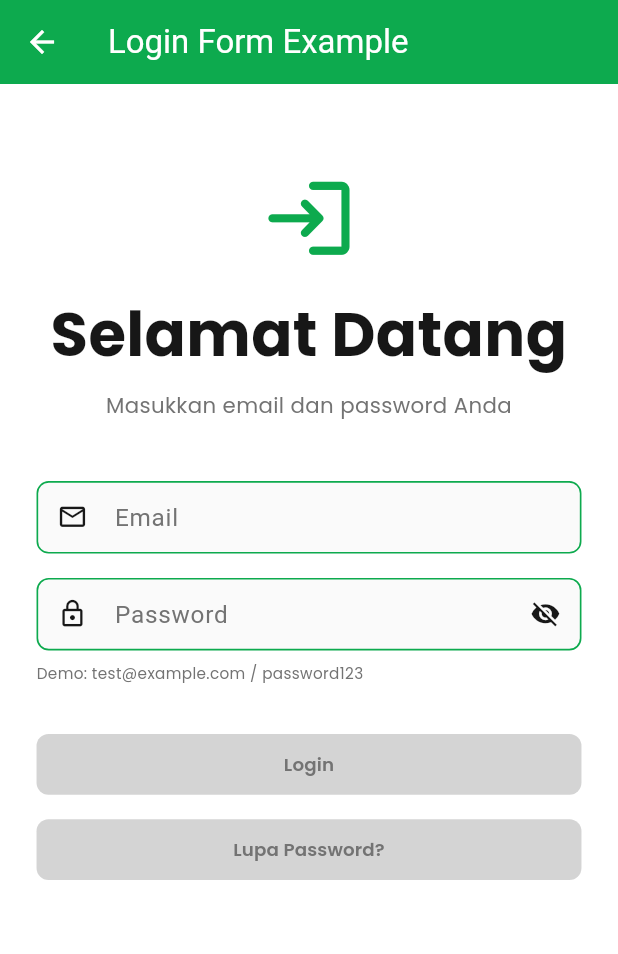
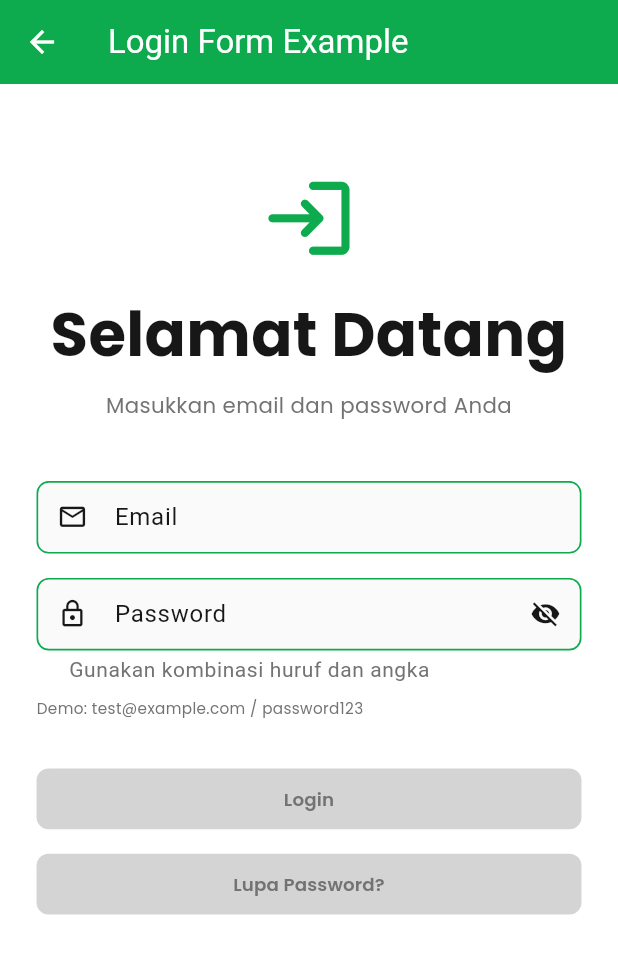
Before and after one commit to FhikarZul/flutter_ewa_kit, a Flutter app: the LoginExampleScreen screen opened directly, on a phone screen of 412 x 824 dp. Shown: the top 954 px of the screen. Run offline on Flutter 3.47's test engine with Material 3 defaults, Android fonts, the phone set to English and light mode, and no system bars; our stand-ins replace cached_network_image, connectivity_plus, dio, flutter_screenutil, flutter_spinkit, gap and 4 more; missing offline and left inert: dio_cache_interceptor, tap_debouncer.

Commit message:
feat(textfield): enhance EwaTextField with label, helper, and counter text options
- Added optional properties `labelText`, `helperText`, and `counterText` to `EwaTextField` for improved user guidance.
- Updated README examples to demonstrate new text field features.
- Enhanced the login example screen to utilize the new label and helper text functionalities.
- Improved `EwaToast` with a smoother hide animation using fade and slide effects.

```diff
--- a/example/lib/demo/login_example.dart
+++ b/example/lib/demo/login_example.dart
@@ -96,7 +96,8 @@ class _LoginExampleScreenState extends State<LoginExampleScreen> {
                 SizedBox(height: 40.h),
                 EwaTextField.primary(
                   controller: _emailController,
-                  hintText: 'Email',
+                  labelText: 'Email',
+                  hintText: 'contoh@email.com',
                   keyboardType: TextInputType.emailAddress,
                   textInputAction: TextInputAction.next,
                   prefixIcon: Icon(Icons.email_outlined, size: 20.sp),
@@ -113,7 +114,9 @@ class _LoginExampleScreenState extends State<LoginExampleScreen> {
                 EwaTextField.primary(
                   controller: _passwordController,
                   focusNode: _passwordFocusNode,
-                  hintText: 'Password',
+                  labelText: 'Password',
+                  hintText: 'Minimal 6 karakter',
+                  helperText: 'Gunakan kombinasi huruf dan angka',
                   obscureText: _obscurePassword,
                   keyboardType: TextInputType.visiblePassword,
                   textInputAction: TextInputAction.done,
--- a/lib/ui/textfield/ewa_textfield.dart
+++ b/lib/ui/textfield/ewa_textfield.dart
@@ -38,7 +38,10 @@ class EwaTextField extends StatefulWidget {
   const EwaTextField({
     this.controller,
     this.focusNode,
+    this.labelText,
     this.hintText,
+    this.helperText,
+    this.counterText,
     this.variant = EwaTextFieldVariant.primary,
     this.borderRadius = EwaTextFieldConstants.defaultBorderRadius,
     this.fillColor,
@@ -68,7 +71,10 @@ class EwaTextField extends StatefulWidget {
   factory EwaTextField.primary({
     TextEditingController? controller,
     FocusNode? focusNode,
+    String? labelText,
     String? hintText,
+    String? helperText,
+    String? counterText,
     double borderRadius = EwaTextFieldConstants.defaultBorderRadius,
     Color? fillColor,
     Color? enabledBorderColor,
@@ -93,7 +99,10 @@ class EwaTextField extends StatefulWidget {
   }) => EwaTextField(
     controller: controller,
     focusNode: focusNode,
+    labelText: labelText,
     hintText: hintText,
+    helperText: helperText,
+    counterText: counterText,
     variant: EwaTextFieldVariant.primary,
     borderRadius: borderRadius,
     fillColor: fillColor,
@@ -122,7 +131,10 @@ class EwaTextField extends StatefulWidget {
   factory EwaTextField.secondary({
     TextEditingController? controller,
     FocusNode? focusNode,
+    String? labelText,
     String? hintText,
+    String? helperText,
+    String? counterText,
     double borderRadius = EwaTextFieldConstants.defaultBorderRadius,
     Color? fillColor,
     Color? enabledBorderColor,
@@ -147,7 +159,10 @@ class EwaTextField extends StatefulWidget {
   }) => EwaTextField(
     controller: controller,
     focusNode: focusNode,
+    labelText: labelText,
     hintText: hintText,
+    helperText: helperText,
+    counterText: counterText,
     variant: EwaTextFieldVariant.secondary,
     borderRadius: borderRadius,
     fillColor: fillColor,
@@ -176,7 +191,10 @@ class EwaTextField extends StatefulWidget {
   factory EwaTextField.tertiary({
     TextEditingController? controller,
     FocusNode? focusNode,
+    String? labelText,
     String? hintText,
+    String? helperText,
+    String? counterText,
     double borderRadius = EwaTextFieldConstants.defaultBorderRadius,
     Color? fillColor,
     Color? enabledBorderColor,
@@ -201,7 +219,10 @@ class EwaTextField extends StatefulWidget {
   }) => EwaTextField(
     controller: controller,
     focusNode: focusNode,
+    labelText: labelText,
     hintText: hintText,
+    helperText: helperText,
+    counterText: counterText,
     variant: EwaTextFieldVariant.tertiary,
     borderRadius: borderRadius,
     fillColor: fillColor,
@@ -230,7 +251,10 @@ class EwaTextField extends StatefulWidget {
   factory EwaTextField.danger({
     TextEditingController? controller,
     FocusNode? focusNode,
+    String? labelText,
     String? hintText,
+    String? helperText,
+    String? counterText,
     double borderRadius = EwaTextFieldConstants.defaultBorderRadius,
     Color? fillColor,
     Color? enabledBorderColor,
@@ -255,7 +279,10 @@ class EwaTextField extends StatefulWidget {
   }) => EwaTextField(
     controller: controller,
     focusNode: focusNode,
+    labelText: labelText,
     hintText: hintText,
+    helperText: helperText,
+    counterText: counterText,
     variant: EwaTextFieldVariant.danger,
     borderRadius: borderRadius,
     fillColor: fillColor,
@@ -282,7 +309,10 @@ class EwaTextField extends StatefulWidget {
 
   final TextEditingController? controller;
   final FocusNode? focusNode;
+  final String? labelText;
   final String? hintText;
+  final String? helperText;
+  final String? counterText;
   final EwaTextFieldVariant variant;
   final double borderRadius;
   final Color? fillColor;
@@ -441,8 +471,21 @@ class _EwaTextFieldState extends State<EwaTextField> {
       textInputAction: widget.textInputAction,
       style: TextStyle(color: variantData.textColor, fontSize: fontSize),
       decoration: InputDecoration(
+        labelText: widget.labelText,
         hintText: widget.hintText,
         hintStyle: TextStyle(color: variantData.hintColor, fontSize: fontSize),
+        helperText: widget.helperText,
+        helperStyle: TextStyle(
+          color: variantData.hintColor,
+          fontSize: (fontSize * 0.875).clamp(10.0, 14.0),
+        ),
+        helperMaxLines: 2,
+        counterText: widget.counterText,
+        errorStyle: TextStyle(
+          color: EwaColorFoundation.getError(context),
+          fontSize: (fontSize * 0.875).clamp(10.0, 14.0),
+        ),
+        errorMaxLines: 2,
         prefixIcon: widget.prefixIcon,
         suffixIcon: widget.suffixIcon,
         filled: true,
--- a/lib/ui/toast/ewa_toast.dart
+++ b/lib/ui/toast/ewa_toast.dart
@@ -131,22 +131,27 @@ class _ToastWidgetState extends State<_ToastWidget>
     with SingleTickerProviderStateMixin {
   late AnimationController _animationController;
   late Animation<Offset> _slideAnimation;
+  late Animation<double> _fadeAnimation;
   bool _isDismissed = false;
 
   @override
   void initState() {
     super.initState();
     _animationController = AnimationController(
-      duration: const Duration(milliseconds: 300),
+      duration: const Duration(milliseconds: 350),
       vsync: this,
     );
 
     _slideAnimation =
         Tween<Offset>(begin: const Offset(0, -1), end: Offset.zero).animate(
-          CurvedAnimation(parent: _animationController, curve: Curves.easeOut),
+          CurvedAnimation(parent: _animationController, curve: Curves.easeOutCubic),
         );
 
-    // Start animation
+    _fadeAnimation = Tween<double>(begin: 0, end: 1).animate(
+      CurvedAnimation(parent: _animationController, curve: Curves.easeOut),
+    );
+
+    // Start enter animation
     _animationController.forward();
 
     // Schedule auto dismissal
@@ -164,6 +169,7 @@ class _ToastWidgetState extends State<_ToastWidget>
     if (_isDismissed || !mounted) return;
     _isDismissed = true;
 
+    // Smooth exit: reverse slide + fade (both use same controller)
     _animationController.reverse().then((_) {
       if (mounted) widget.onDismiss();
     });
@@ -181,8 +187,17 @@ class _ToastWidgetState extends State<_ToastWidget>
       left: 16.w,
       right: 16.w,
       child: SafeArea(
-        child: SlideTransition(
-          position: _slideAnimation,
+        child: AnimatedBuilder(
+          animation: _animationController,
+          builder: (context, child) {
+            return Opacity(
+              opacity: _fadeAnimation.value,
+              child: SlideTransition(
+                position: _slideAnimation,
+                child: child,
+              ),
+            );
+          },
           child: Material(
             color: Colors.transparent,
             child: Container(
@@ -244,7 +259,7 @@ class _ToastWidgetState extends State<_ToastWidget>
     );
   }
 
-  /// Get background color based on toast type (theme-aware)
+  /// Get background color based on toast type
   Color _getBackgroundColor(BuildContext context) {
     if (widget.backgroundColor != null) {
       return widget.backgroundColor!;
```
Also changed, not shown: 2 other files.
